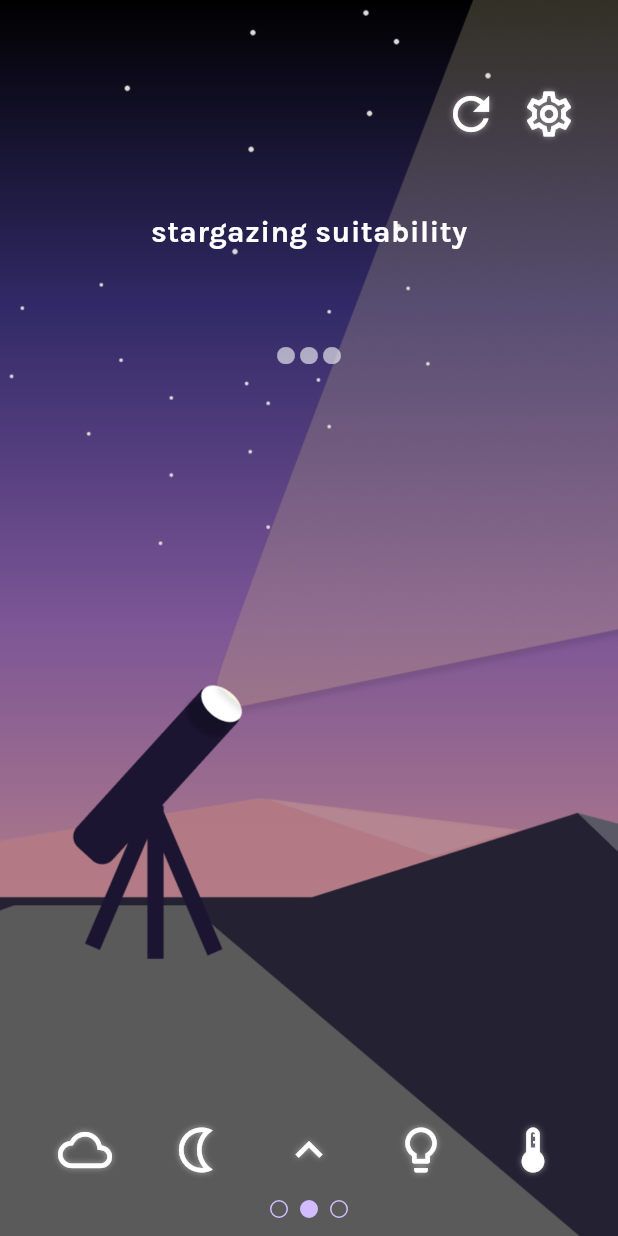
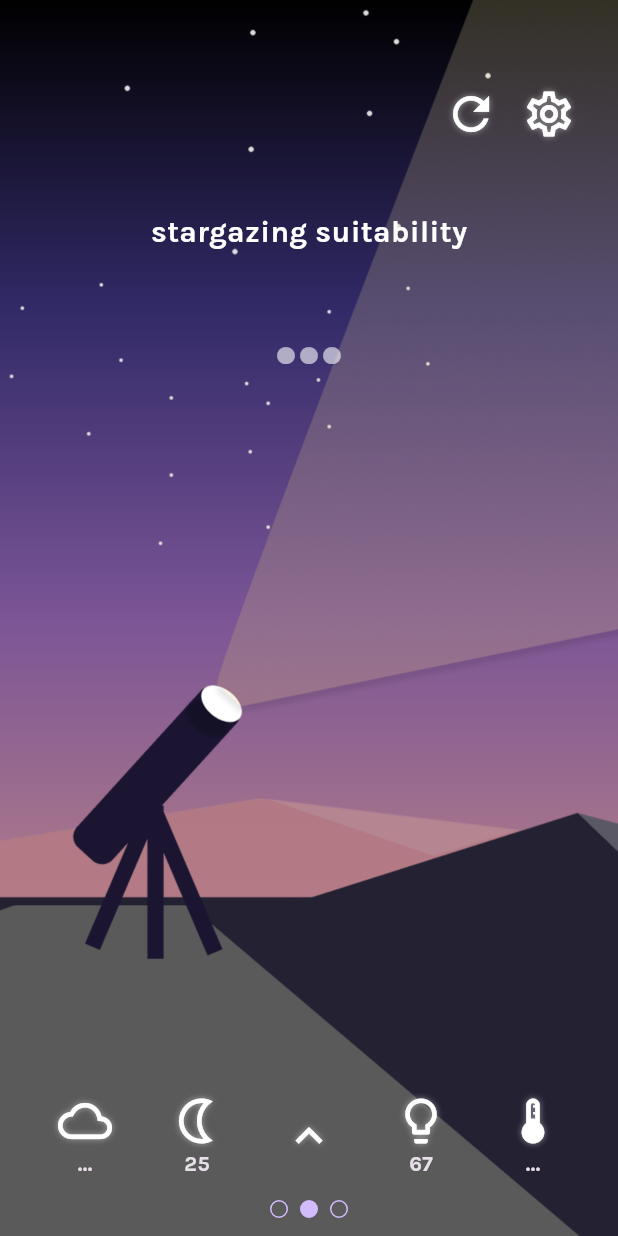
Before and after one commit to khorcarol/skyspy, a Flutter app: the screen it shows after launch, on a phone screen of 412 x 824 dp. Run offline on Flutter 3.47's test engine with Material 3 defaults, Android fonts, the light colour scheme and no system bars; our stand-ins replace charts_flutter, weather; missing offline and left inert: zoom_widget; network calls fail.

Commit message:
some stats yay! and merging stuff together.

```diff
--- a/lib/home.dart
+++ b/lib/home.dart
@@ -38,13 +38,11 @@ class HomePage extends StatelessWidget {
                     fontSize: 20,
                   ),
                 ),
-                Consumer<WeatherData>(
-                  builder: (context, weather, child) => Text(
-                    weather.data?.tempMax?.celsius?.toInt().toString() ?? "...",
-                    style: const TextStyle(
-                      color: Color.fromRGBO(255, 255, 255, 0.6),
-                      fontSize: 70,
-                    )
+                Text(
+                  Provider.of<WeatherData>(context).data?.tempMax?.celsius?.toInt().toString() ?? "...",
+                  style: const TextStyle(
+                    color: Color.fromRGBO(255, 255, 255, 0.6),
+                    fontSize: 70,
                   )
                 )
               ])
--- a/lib/main.dart
+++ b/lib/main.dart
@@ -4,7 +4,6 @@ import 'package:provider/provider.dart';
 import 'package:weather/weather.dart';
 
 import 'package:skyspy/vertical_pages.dart';
-import 'package:skyspy/top_pages.dart';
 import 'package:skyspy/settings.dart';
 import 'package:skyspy/glowing_icon.dart';
 
@@ -99,7 +98,7 @@ class WeatherData extends ChangeNotifier {
   }
 
   void queryWeather() async {
-    data = await ws.currentWeatherByLocation(35, 0); // TODO: change coords
+    data = await ws.currentWeatherByLocation(55, 0); // TODO: change coords
     notifyListeners();
   }
 }
--- a/lib/top_pages.dart
+++ b/lib/top_pages.dart
@@ -1,4 +1,6 @@
 import 'package:flutter/material.dart';
+import 'package:provider/provider.dart';
+import 'package:skyspy/main.dart';
 
 import 'package:skyspy/glowing_icon.dart';
 import 'package:skyspy/home.dart';
@@ -42,16 +44,48 @@ class _TopPagesState extends State<TopPages> with TickerProviderStateMixin {
             const HomePage(),
             const MapPage()
           ]),
-      const Align(
-        alignment: Alignment(0.0, 0.9),
+      Align(
+        alignment: const Alignment(0.0, 0.9),
         child: Row(
           mainAxisAlignment: MainAxisAlignment.spaceEvenly,
           children: <Widget>[
-            GlowingIcon(icon: Icons.cloud_outlined),
-            GlowingIcon(icon: Icons.nightlight_outlined),
-            GlowingIcon(icon: Icons.keyboard_arrow_up_outlined),
-            GlowingIcon(icon: Icons.lightbulb_outlined),
-            GlowingIcon(icon: Icons.thermostat_outlined),
+            Column(
+              mainAxisSize: MainAxisSize.min,
+              children: <Widget>[
+                const GlowingIcon(icon: Icons.cloud_outlined),
+                Text(
+                  Provider.of<WeatherData>(context).data?.cloudiness?.toInt().toString() ?? "...",
+                )
+              ]
+            ),
+            const Column(
+              mainAxisSize: MainAxisSize.min,
+              children: <Widget>[
+                GlowingIcon(icon: Icons.nightlight_outlined),
+                Text(
+                  "25"
+                )
+              ]
+            ),
+            const GlowingIcon(icon: Icons.keyboard_arrow_up_outlined),
+            const Column(
+              mainAxisSize: MainAxisSize.min,
+              children: <Widget>[
+                GlowingIcon(icon: Icons.lightbulb_outlined),
+                Text(
+                  "67"
+                )
+              ]
+            ),
+            Column(
+              mainAxisSize: MainAxisSize.min,
+              children: <Widget>[
+                const GlowingIcon(icon: Icons.thermostat_outlined),
+                Text(
+                  Provider.of<WeatherData>(context).data?.temperature?.celsius?.toInt().toString() ?? "...",
+                )
+              ]
+            ),
         ]),
       ),
       PageIndicator(
--- a/pubspec.yaml
+++ b/pubspec.yaml
@@ -41,6 +41,8 @@ dependencies:
     git:
       url: https://github.com/Taxman42/weather_charts.git
       path: charts_flutter
+  zoom_widget: ^2.0.1
+  weather: ^3.1.1
 
 
 dev_dependencies:
```
Also changed, not shown: pubspec.lock.
